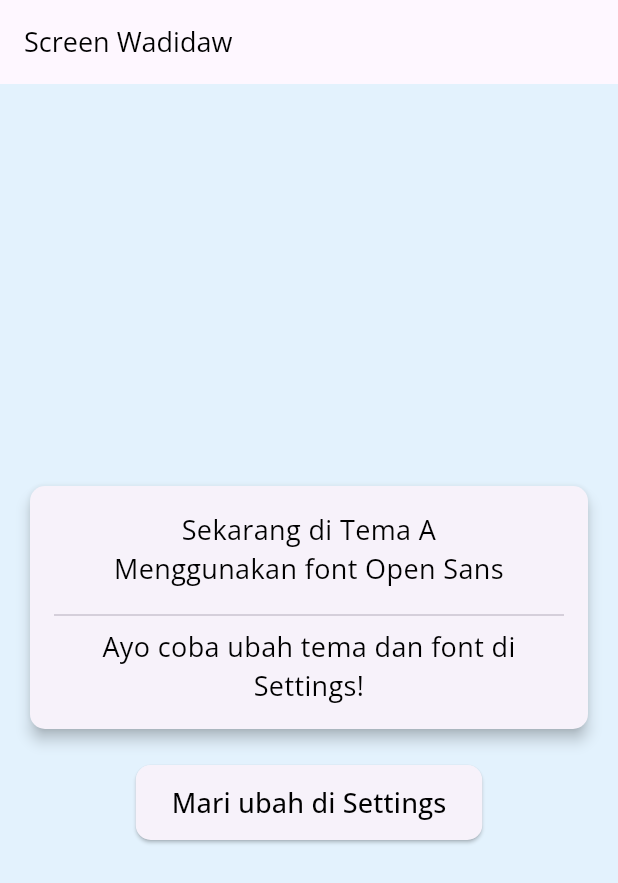
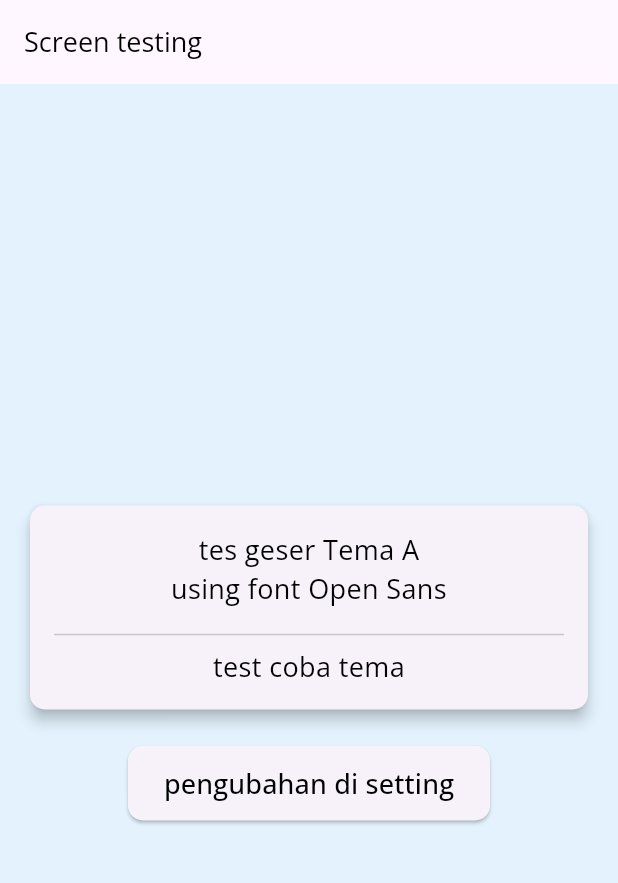
Before and after one commit to hansmalvin/quiz, a Flutter app: the screen it shows after launch, on a phone screen of 412 x 824 dp. Shown: the top 883 px of the screen. Run offline on Flutter 3.47's test engine with Material 3 defaults, Android fonts, the phone set to English and light mode, and no system bars; our stand-ins replace google_fonts.

Commit message:
test akhir

```diff
--- a/lib/main.dart
+++ b/lib/main.dart
@@ -17,6 +17,7 @@ class MyApp extends StatelessWidget {
 
   @override
   Widget build(BuildContext context) {
+
     final themeProvider = Provider.of<ThemeProvider>(context);
     return MaterialApp(
       theme: themeProvider.getTheme(),
@@ -26,13 +27,14 @@ class MyApp extends StatelessWidget {
 }
 
 class MainScreen extends StatelessWidget {
+
   const MainScreen({super.key});
 
   @override
   Widget build(BuildContext context) {
     final themeProvider = Provider.of<ThemeProvider>(context);
     return Scaffold(
-      appBar: AppBar(title: Text('Screen Wadidaw', style: themeProvider.getTextStyle())),
+      appBar: AppBar(title: Text('Screen testing', style: themeProvider.getTextStyle())),
       body: Center(
         child: Padding(
           padding: const EdgeInsets.symmetric(horizontal: 16.0),
@@ -47,14 +49,14 @@ class MainScreen extends StatelessWidget {
                   child: Column(
                     children: [
                       Text(
-                        'Sekarang di ${themeProvider.themeName} \nMenggunakan font ${themeProvider.fontName}',
+                        'tes geser ${themeProvider.themeName} \nusing font ${themeProvider.fontName}',
                         style: themeProvider.getTextStyle(),
                         textAlign: TextAlign.center,
                       ),
                       const SizedBox(height: 10),
                       const Divider(),
                       Text(
-                        'Ayo coba ubah tema dan font di Settings!',
+                        'test coba tema',
                         style: themeProvider.getTextStyle(),
                         textAlign: TextAlign.center,
                       ),
@@ -74,7 +76,7 @@ class MainScreen extends StatelessWidget {
                     MaterialPageRoute(builder: (_) => const SettingsScreen()),
                   );
                 },
-                child: Text('Mari ubah di Settings', style: themeProvider.getTextStyle()),
+                child: Text('pengubahan di setting', style: themeProvider.getTextStyle()),
               ),
             ],
           ),
--- a/lib/screens/settings_screens.dart
+++ b/lib/screens/settings_screens.dart
@@ -32,10 +32,14 @@ class SettingsScreen extends StatelessWidget {
                 ),
                 const SizedBox(height: 20),
                 const Divider(),
+
+
                 Text('Select Font:', style: themeProvider.getTextStyle()),
                 DropdownButton<String>(
                   value: themeProvider.fontName,
                   isExpanded: true,
+
+
                   items: ['Open Sans', 'Montserrat', 'Nunito', 'Poppins']
                       .map((font) => DropdownMenuItem(value: font, child: Text(font)))
                       .toList(),
```
